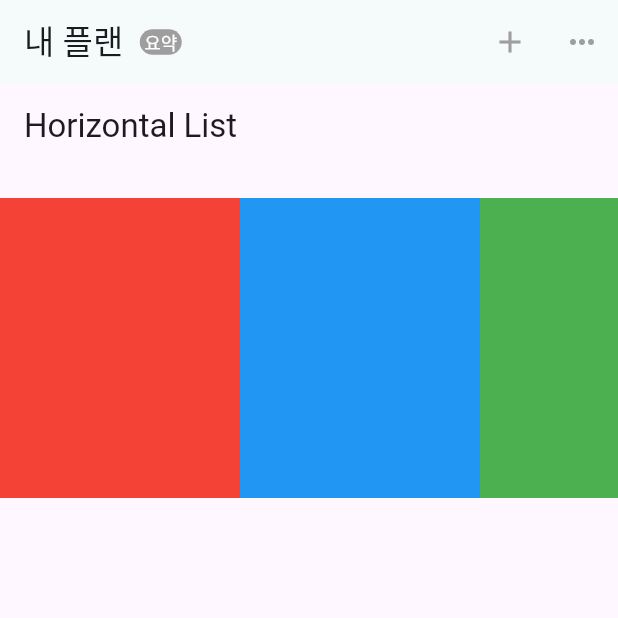
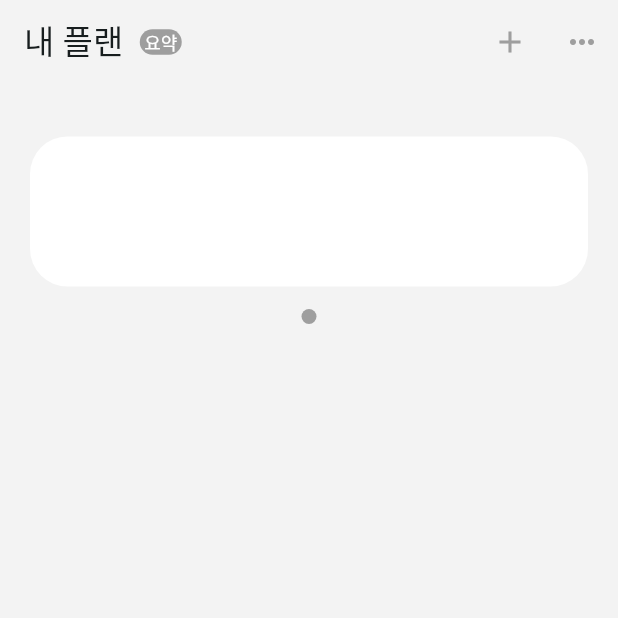
Before and after one commit to flutter-fantastic-crew/ej, a Flutter app: the screen it shows after launch, on a phone screen of 412 x 824 dp, the top half of it. Run offline on Flutter 3.47's test engine with Material 3 defaults, Android fonts, the phone set to English and light mode, and no system bars.

Commit message:
🚧 body list 진행중

```diff
--- a/lib/components/app_bar_widget.dart
+++ b/lib/components/app_bar_widget.dart
@@ -5,6 +5,7 @@ class AppBarWidget extends AppBar {
   AppBarWidget({super.key})
       : super(
             centerTitle: false,
+            backgroundColor: const Color.fromRGBO(243, 243, 243, 1),
             actions: [
               IconButton(
                   style: const ButtonStyle(),
--- a/lib/components/horizontal_list.dart
+++ b/lib/components/horizontal_list.dart
@@ -7,41 +7,42 @@ class HorizontalList extends StatelessWidget {
 
   @override
   Widget build(BuildContext context) {
-    const title = 'Horizontal List';
-
     return MaterialApp(
-      title: title,
       home: Scaffold(
-        appBar: AppBar(
-          title: const Text(title),
-        ),
+        backgroundColor: const Color.fromRGBO(243, 243, 243, 1),
         body: Container(
-          margin: const EdgeInsets.symmetric(vertical: 20),
-          height: 200,
+          padding: const EdgeInsets.symmetric(vertical: 20),
+          height: double.infinity,
           child: ListView(
             // This next line does the trick.
             scrollDirection: Axis.horizontal,
             children: <Widget>[
-              Container(
-                width: 160,
-                color: Colors.red,
-              ),
-              Container(
-                width: 160,
-                color: Colors.blue,
-              ),
-              Container(
-                width: 160,
-                color: Colors.green,
-              ),
-              Container(
-                width: 160,
-                color: Colors.yellow,
-              ),
-              Container(
-                width: 160,
-                color: Colors.orange,
-              ),
+              Column(
+                children: [
+                  Container(
+                    width: MediaQuery.of(context).size.width - 40,
+                    decoration: BoxDecoration(
+                      borderRadius: BorderRadius.circular(25),
+                      color: Colors.white,
+                    ),
+                    margin: const EdgeInsets.symmetric(
+                        horizontal: 20, vertical: 15),
+                    padding: const EdgeInsets.all(50),
+                  ),
+                  Container(
+                      margin: const EdgeInsets.only(bottom: 20),
+                      height: 10,
+                      child: const Row(
+                        mainAxisAlignment: MainAxisAlignment.center,
+                        children: [
+                          CircleAvatar(
+                            radius: 8,
+                            backgroundColor: Colors.grey,
+                          )
+                        ],
+                      ))
+                ],
+              )
             ],
           ),
         ),
```
